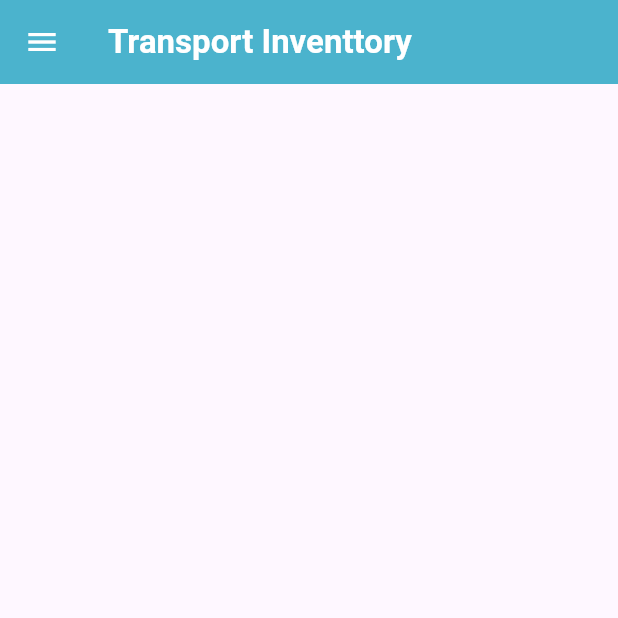
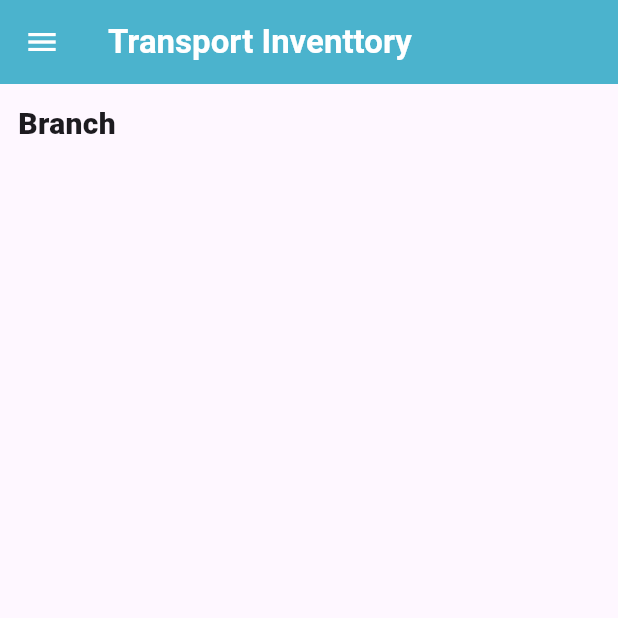
Before and after one commit to ali4hassan9ali2022/first_task, a Flutter app: the screen it shows after launch, on a phone screen of 412 x 824 dp, the top half of it. Run offline on Flutter 3.47's test engine with Material 3 defaults, Android fonts, the phone set to English and light mode, and no system bars.

Commit message:
create title for home view

```diff
--- a/lib/Modules/Home/home_view.dart
+++ b/lib/Modules/Home/home_view.dart
@@ -1,4 +1,5 @@
 import 'package:first_task/Widgets/build_app_bar.dart';
+import 'package:first_task/Widgets/home_view_body.dart';
 import 'package:flutter/material.dart';
 
 class HomeView extends StatelessWidget {
@@ -7,6 +8,8 @@ class HomeView extends StatelessWidget {
   @override
   Widget build(BuildContext context) {
     return Scaffold(appBar: buildAppBar(),
+
+    body: HomeViewBody(),
     );
   }
 }
--- /dev/null
+++ b/lib/Widgets/home_view_body.dart
@@ -0,0 +1,22 @@
+import 'package:flutter/material.dart';
+
+class HomeViewBody extends StatelessWidget {
+  const HomeViewBody({super.key});
+
+  @override
+  Widget build(BuildContext context) {
+    return Padding(
+      padding: const EdgeInsets.symmetric(horizontal: 12, vertical: 12),
+      child: Column(
+        mainAxisAlignment: MainAxisAlignment.start,
+        children: [
+          Text(
+            "Branch",
+            style: TextStyle(fontSize: 20, fontWeight: FontWeight.w800),
+          ),
+
+        ],
+      ),
+    );
+  }
+}
--- a/pubspec.yaml
+++ b/pubspec.yaml
@@ -31,6 +31,7 @@ dependencies:
   cupertino_icons: ^1.0.8
   flutter:
     sdk: flutter
+  flutter_screenutil: ^5.9.3
   mvc_pattern: ^8.12.0
   provider: ^6.1.5+1
 
```
Also changed, not shown: pubspec.lock.
